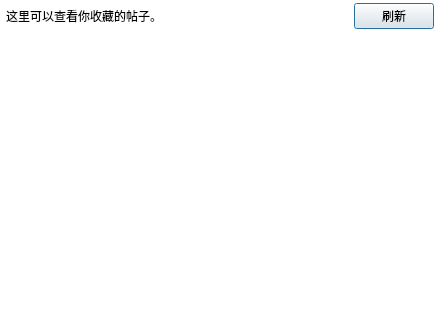
Qt form resf/star_list.ui (clb-128258/TiebaDesktop) before a commit; both pictures show x 0 to 440 and y 0 to 320 of the 440 by 520 pixel window.
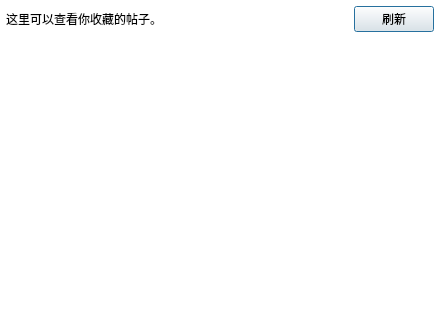
The same form after that commit.

```diff
--- a/resf/star_list.ui
+++ b/resf/star_list.ui
@@ -31,19 +31,22 @@
    <property name="bottomMargin">
     <number>0</number>
    </property>
+   <property name="spacing">
+    <number>0</number>
+   </property>
    <item row="0" column="0">
     <layout class="QHBoxLayout" name="horizontalLayout" stretch="1,0">
      <property name="leftMargin">
       <number>6</number>
      </property>
      <property name="topMargin">
-      <number>3</number>
+      <number>6</number>
      </property>
      <property name="rightMargin">
       <number>6</number>
      </property>
      <property name="bottomMargin">
-      <number>3</number>
+      <number>6</number>
      </property>
      <item>
       <widget class="QLabel" name="label">
```
